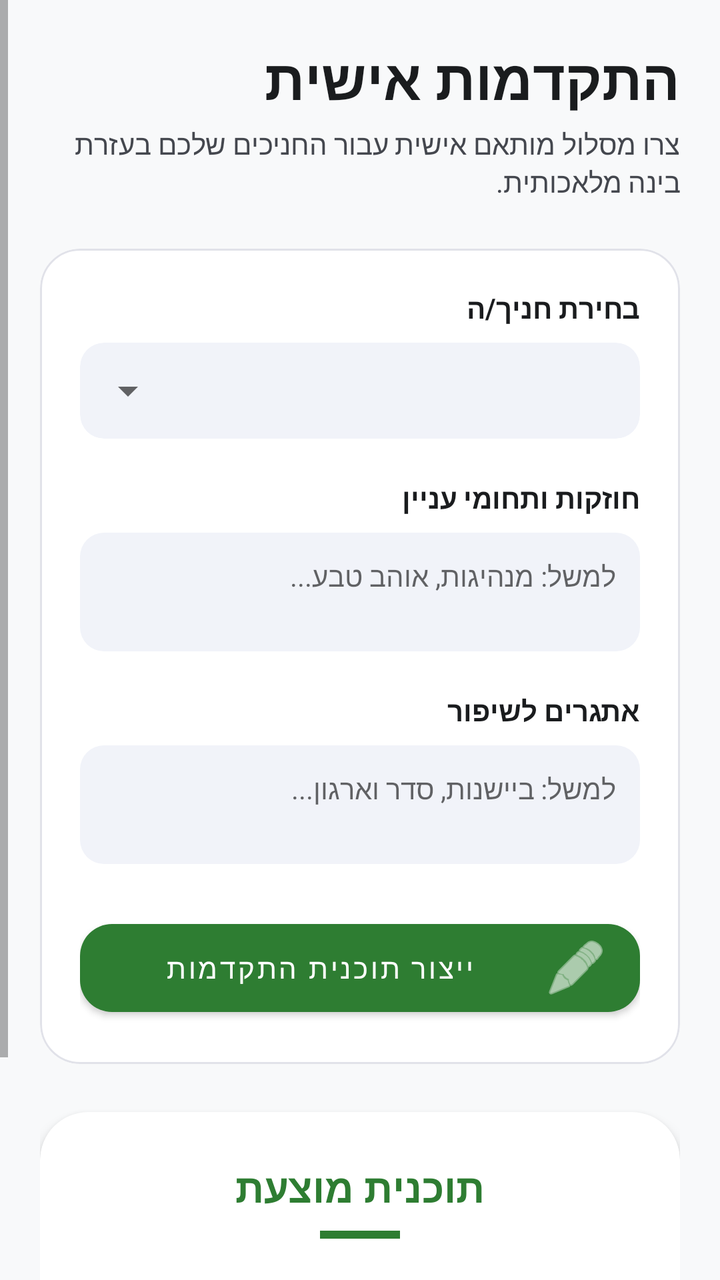
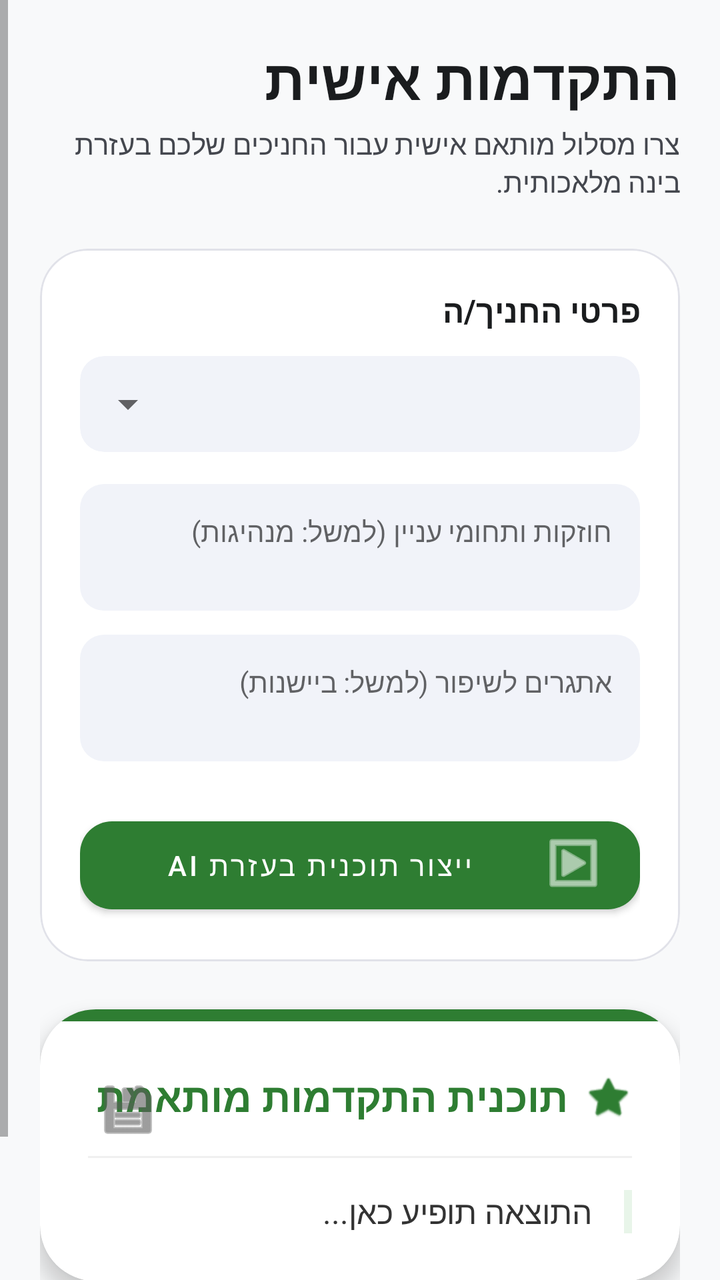

Screens rendered from an Android XML layout before and after an edit, with the pre-edit source and the edit as a unified diff.
<!-- AndroidManifest.xml: application theme Theme.ScoutsCentral -->
<!-- res/layout/fragment_progress.xml -->
<?xml version="1.0" encoding="utf-8"?>
<ScrollView xmlns:android="http://schemas.android.com/apk/res/android"
  xmlns:app="http://schemas.android.com/apk/res-auto"
  android:layout_width="match_parent"
  android:layout_height="match_parent"
  android:fillViewport="true"
  android:background="#F8F9FA"
  android:layoutDirection="rtl">

  <LinearLayout
    android:layout_width="match_parent"
    android:layout_height="wrap_content"
    android:orientation="vertical"
    android:padding="20dp">

    
    <TextView
      android:layout_width="wrap_content"
      android:layout_height="wrap_content"
      android:text="התקדמות אישית"
      android:textSize="28sp"
      android:textStyle="bold"
      android:textColor="#1A1C1E" />

    <TextView
      android:layout_width="wrap_content"
      android:layout_height="wrap_content"
      android:text="צרו מסלול מותאם אישית עבור החניכים שלכם בעזרת בינה מלאכותית."
      android:textColor="#44474E"
      android:textSize="14sp"
      android:layout_marginTop="4dp" />

    
    <com.google.android.material.card.MaterialCardView
      android:layout_width="match_parent"
      android:layout_height="wrap_content"
      android:layout_marginTop="24dp"
      app:cardCornerRadius="20dp"
      app:cardElevation="0dp"
      app:strokeWidth="1dp"
      app:strokeColor="#E1E2E9">

      <LinearLayout
        android:layout_width="match_parent"
        android:layout_height="wrap_content"
        android:orientation="vertical"
        android:padding="20dp">

        <TextView
          android:layout_width="wrap_content"
          android:layout_height="wrap_content"
          android:text="בחירת חניך/ה"
          android:textStyle="bold"
          android:textColor="#1A1C1E"
          android:textSize="14sp" />

        <com.google.android.material.card.MaterialCardView
          android:layout_width="match_parent"
          android:layout_height="wrap_content"
          android:layout_marginTop="8dp"
          app:cardBackgroundColor="#F1F3F9"
          app:cardCornerRadius="12dp"
          app:cardElevation="0dp">
          <Spinner
            android:id="@+id/progress_scout_spinner"
            android:layout_width="match_parent"
            android:layout_height="48dp"
            android:paddingHorizontal="12dp" />
        </com.google.android.material.card.MaterialCardView>

        <TextView
          android:layout_width="wrap_content"
          android:layout_height="wrap_content"
          android:text="חוזקות ותחומי עניין"
          android:textStyle="bold"
          android:textColor="#1A1C1E"
          android:textSize="14sp"
          android:layout_marginTop="20dp" />

        <EditText
          android:id="@+id/progress_positive_traits"
          android:layout_width="match_parent"
          android:layout_height="wrap_content"
          android:layout_marginTop="8dp"
          android:hint="למשל: מנהיגות, אוהב טבע..."
          android:background="@drawable/activity_placeholder"
          android:backgroundTint="#F1F3F9"
          android:padding="12dp"
          android:minLines="2"
          android:gravity="top"
          android:textSize="14sp"
          android:inputType="textMultiLine" />

        <TextView
          android:layout_width="wrap_content"
          android:layout_height="wrap_content"
          android:text="אתגרים לשיפור"
          android:textStyle="bold"
          android:textColor="#1A1C1E"
          android:textSize="14sp"
          android:layout_marginTop="20dp" />

        <EditText
          android:id="@+id/progress_negative_traits"
          android:layout_width="match_parent"
          android:layout_height="wrap_content"
          android:layout_marginTop="8dp"
          android:hint="למשל: ביישנות, סדר וארגון..."
          android:background="@drawable/activity_placeholder"
          android:backgroundTint="#F1F3F9"
          android:padding="12dp"
          android:minLines="2"
          android:gravity="top"
          android:textSize="14sp"
          android:inputType="textMultiLine" />

        <com.google.android.material.button.MaterialButton
          android:id="@+id/progress_generate"
          android:layout_width="match_parent"
          android:layout_height="56dp"
          android:text="ייצור תוכנית התקדמות"
          android:layout_marginTop="24dp"
          app:cornerRadius="16dp"
          app:icon="@android:drawable/ic_menu_edit"
          style="@style/Widget.MaterialComponents.Button" />
      </LinearLayout>
    </com.google.android.material.card.MaterialCardView>

    
    <com.google.android.material.card.MaterialCardView
      android:id="@+id/progress_result_card"
      android:layout_width="match_parent"
      android:layout_height="wrap_content"
      android:layout_marginTop="24dp"
      app:cardCornerRadius="24dp"
      app:cardElevation="4dp"
      app:cardBackgroundColor="@color/surface"
      app:strokeWidth="0dp">

      <LinearLayout
        android:layout_width="match_parent"
        android:layout_height="wrap_content"
        android:orientation="vertical"
        android:padding="24dp">

        <TextView
          android:layout_width="wrap_content"
          android:layout_height="wrap_content"
          android:text="תוכנית מוצעת"
          android:textStyle="bold"
          android:textSize="20sp"
          android:textColor="@color/primary"
          android:layout_gravity="center_horizontal" />

        <View
          android:layout_width="40dp"
          android:layout_height="4dp"
          android:background="@color/primary"
          android:layout_gravity="center_horizontal"
          android:layout_marginTop="8dp"
          android:layout_marginBottom="20dp" />

        <TextView
          android:id="@+id/progress_result"
          android:layout_width="match_parent"
          android:layout_height="wrap_content"
          android:text="התוצאה תופיע כאן לאחר לחיצה על הכפתור..."
          android:textColor="#333333"
          android:textSize="16sp"
          android:lineSpacingExtra="8dp"
          android:letterSpacing="0.01" />
      </LinearLayout>
    </com.google.android.material.card.MaterialCardView>

    <View
      android:layout_width="match_parent"
      android:layout_height="40dp" />

  </LinearLayout>
</ScrollView>
<!-- resources referenced by this layout -->
<resources>
  <color name="primary">#2E7D32</color>
  <color name="surface">#FFFFFF</color>
  <!-- drawable activity_placeholder (drawable) -->
  <shape xmlns:android="http://schemas.android.com/apk/res/android">
    <gradient
      android:angle="45"
      android:startColor="#C8E6C9"
      android:endColor="#FFFDE7" />
    <corners android:radius="12dp" />
  </shape>
  <style name="Theme.ScoutsCentral" parent="Theme.MaterialComponents.DayNight.NoActionBar">
      <item name="colorPrimary">@color/primary</item>
      <item name="colorPrimaryVariant">@color/primary_variant</item>
      <item name="colorOnPrimary">@color/on_primary</item>
      <item name="colorSecondary">@color/secondary</item>
      <item name="colorOnSecondary">@color/on_secondary</item>
      <item name="android:statusBarColor">@color/primary_variant</item>
      <item name="android:windowBackground">@color/background</item>
    </style>
  <color name="primary_variant">#1B5E20</color>
  <color name="on_primary">#FFFFFF</color>
  <color name="secondary">#F9A825</color>
  <color name="on_secondary">#1B1B1B</color>
  <color name="background">#F7F5EF</color>
</resources>

<!-- the commit's change to res/layout/fragment_progress.xml (unified diff, before → after) -->
@@ -35,7 +35,7 @@
       android:layout_width="match_parent"
       android:layout_height="wrap_content"
       android:layout_marginTop="24dp"
-      app:cardCornerRadius="20dp"
+      app:cardCornerRadius="24dp"
       app:cardElevation="0dp"
       app:strokeWidth="1dp"
       app:strokeColor="#E1E2E9">
@@ -49,15 +49,15 @@
         <TextView
           android:layout_width="wrap_content"
           android:layout_height="wrap_content"
-          android:text="בחירת חניך/ה"
+          android:text="פרטי החניך/ה"
           android:textStyle="bold"
           android:textColor="#1A1C1E"
-          android:textSize="14sp" />
+          android:textSize="16sp" />
 
         <com.google.android.material.card.MaterialCardView
           android:layout_width="match_parent"
           android:layout_height="wrap_content"
-          android:layout_marginTop="8dp"
+          android:layout_marginTop="12dp"
           app:cardBackgroundColor="#F1F3F9"
           app:cardCornerRadius="12dp"
           app:cardElevation="0dp">
@@ -68,47 +68,29 @@
             android:paddingHorizontal="12dp" />
         </com.google.android.material.card.MaterialCardView>
 
-        <TextView
-          android:layout_width="wrap_content"
-          android:layout_height="wrap_content"
-          android:text="חוזקות ותחומי עניין"
-          android:textStyle="bold"
-          android:textColor="#1A1C1E"
-          android:textSize="14sp"
-          android:layout_marginTop="20dp" />
-
         <EditText
           android:id="@+id/progress_positive_traits"
           android:layout_width="match_parent"
           android:layout_height="wrap_content"
-          android:layout_marginTop="8dp"
-          android:hint="למשל: מנהיגות, אוהב טבע..."
+          android:layout_marginTop="16dp"
+          android:hint="חוזקות ותחומי עניין (למשל: מנהיגות)"
           android:background="@drawable/activity_placeholder"
           android:backgroundTint="#F1F3F9"
-          android:padding="12dp"
+          android:padding="14dp"
           android:minLines="2"
           android:gravity="top"
           android:textSize="14sp"
           android:inputType="textMultiLine" />
 
-        <TextView
-          android:layout_width="wrap_content"
-          android:layout_height="wrap_content"
-          android:text="אתגרים לשיפור"
-          android:textStyle="bold"
-          android:textColor="#1A1C1E"
-          android:textSize="14sp"
-          android:layout_marginTop="20dp" />
-
         <EditText
           android:id="@+id/progress_negative_traits"
           android:layout_width="match_parent"
           android:layout_height="wrap_content"
-          android:layout_marginTop="8dp"
-          android:hint="למשל: ביישנות, סדר וארגון..."
+          android:layout_marginTop="12dp"
+          android:hint="אתגרים לשיפור (למשל: ביישנות)"
           android:background="@drawable/activity_placeholder"
           android:backgroundTint="#F1F3F9"
-          android:padding="12dp"
+          android:padding="14dp"
           android:minLines="2"
           android:gravity="top"
           android:textSize="14sp"
@@ -118,10 +100,10 @@
           android:id="@+id/progress_generate"
           android:layout_width="match_parent"
           android:layout_height="56dp"
-          android:text="ייצור תוכנית התקדמות"
+          android:text="ייצור תוכנית בעזרת AI"
           android:layout_marginTop="24dp"
           app:cornerRadius="16dp"
-          app:icon="@android:drawable/ic_menu_edit"
+          app:icon="@android:drawable/ic_menu_slideshow"
           style="@style/Widget.MaterialComponents.Button" />
       </LinearLayout>
     </com.google.android.material.card.MaterialCardView>
@@ -132,49 +114,102 @@
       android:layout_width="match_parent"
       android:layout_height="wrap_content"
       android:layout_marginTop="24dp"
-      app:cardCornerRadius="24dp"
-      app:cardElevation="4dp"
+      app:cardCornerRadius="28dp"
+      app:cardElevation="6dp"
       app:cardBackgroundColor="@color/surface"
       app:strokeWidth="0dp">
 
       <LinearLayout
         android:layout_width="match_parent"
         android:layout_height="wrap_content"
-        android:orientation="vertical"
-        android:padding="24dp">
-
-        <TextView
-          android:layout_width="wrap_content"
-          android:layout_height="wrap_content"
-          android:text="תוכנית מוצעת"
-          android:textStyle="bold"
-          android:textSize="20sp"
-          android:textColor="@color/primary"
-          android:layout_gravity="center_horizontal" />
-
+        android:orientation="vertical">
+
+        
         <View
-          android:layout_width="40dp"
-          android:layout_height="4dp"
-          android:background="@color/primary"
-          android:layout_gravity="center_horizontal"
-          android:layout_marginTop="8dp"
-          android:layout_marginBottom="20dp" />
-
-        <TextView
-          android:id="@+id/progress_result"
-          android:layout_width="match_parent"
-          android:layout_height="wrap_content"
-          android:text="התוצאה תופיע כאן לאחר לחיצה על הכפתור..."
-          android:textColor="#333333"
-          android:textSize="16sp"
-          android:lineSpacingExtra="8dp"
-          android:letterSpacing="0.01" />
+          android:layout_width="match_parent"
+          android:layout_height="6dp"
+          android:background="@color/primary" />
+
+        <androidx.constraintlayout.widget.ConstraintLayout
+          android:layout_width="match_parent"
+          android:layout_height="wrap_content"
+          android:padding="24dp">
+
+          <ImageView
+            android:id="@+id/ai_icon"
+            android:layout_width="24dp"
+            android:layout_height="24dp"
+            android:src="@android:drawable/btn_star_big_on"
+            app:tint="@color/primary"
+            app:layout_constraintTop_toTopOf="@id/result_title"
+            app:layout_constraintBottom_toBottomOf="@id/result_title"
+            app:layout_constraintStart_toStartOf="parent" />
+
+          <TextView
+            android:id="@+id/result_title"
+            android:layout_width="wrap_content"
+            android:layout_height="wrap_content"
+            android:text="תוכנית התקדמות מותאמת"
+            android:textStyle="bold"
+            android:textSize="20sp"
+            android:textColor="@color/primary"
+            android:layout_marginStart="8dp"
+            app:layout_constraintTop_toTopOf="parent"
+            app:layout_constraintStart_toEndOf="@id/ai_icon" />
+
+          <com.google.android.material.button.MaterialButton
+            android:id="@+id/copy_button"
+            android:layout_width="40dp"
+            android:layout_height="40dp"
+            android:padding="0dp"
+            app:icon="@android:drawable/ic_menu_save"
+            app:iconGravity="textStart"
+            app:iconPadding="0dp"
+            app:iconTint="@color/text_secondary"
+            style="@style/Widget.MaterialComponents.Button.TextButton"
+            app:layout_constraintTop_toTopOf="parent"
+            app:layout_constraintEnd_toEndOf="parent" />
+
+          <View
+            android:id="@+id/divider"
+            android:layout_width="match_parent"
+            android:layout_height="1dp"
+            android:background="#F0F0F0"
+            android:layout_marginTop="16dp"
+            app:layout_constraintTop_toBottomOf="@id/result_title" />
+
+          
+          <View
+            android:id="@+id/side_indicator"
+            android:layout_width="4dp"
+            android:layout_height="0dp"
+            android:background="#E8F5E9"
+            android:layout_marginTop="16dp"
+            app:layout_constraintTop_toBottomOf="@id/divider"
+            app:layout_constraintBottom_toBottomOf="@id/progress_result"
+            app:layout_constraintStart_toStartOf="parent" />
+
+          <TextView
+            android:id="@+id/progress_result"
+            android:layout_width="0dp"
+            android:layout_height="wrap_content"
+            android:text="התוצאה תופיע כאן..."
+            android:textColor="#333333"
+            android:textSize="16sp"
+            android:lineSpacingExtra="10dp"
+            android:layout_marginTop="16dp"
+            android:layout_marginStart="16dp"
+            app:layout_constraintTop_toBottomOf="@id/divider"
+            app:layout_constraintStart_toEndOf="@id/side_indicator"
+            app:layout_constraintEnd_toEndOf="parent" />
+
+        </androidx.constraintlayout.widget.ConstraintLayout>
       </LinearLayout>
     </com.google.android.material.card.MaterialCardView>
 
     <View
       android:layout_width="match_parent"
-      android:layout_height="40dp" />
+      android:layout_height="60dp" />
 
   </LinearLayout>
 </ScrollView>
<!-- resource entries referenced after the edit -->
@@ -2,6 +2,7 @@
 <resources>
   <color name="primary">#2E7D32</color>
   <color name="surface">#FFFFFF</color>
+  <color name="text_secondary">#5C5C5C</color>
   <!-- drawable activity_placeholder (drawable) -->
   <shape xmlns:android="http://schemas.android.com/apk/res/android">
     <gradient
